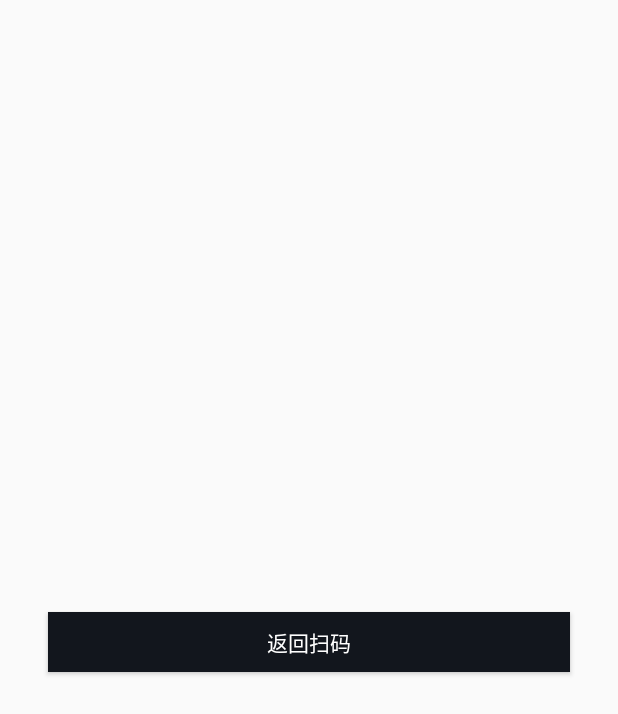
After one commit to shucc/ScanDemo, an Android app: the ScanSuccessActivity screen opened directly, with no data from a screen before it, on a phone screen of 412 x 824 dp. The commit adds this screen. Shown: the top 714 px of the screen. Run offline under Robolectric (Android 15) with nearby library versions, the phone set to English and light mode, and no system bars.

Commit message:
Remove bar

```diff
--- a/app/src/main/java/com/xunao/scandemo/MainActivity.java
+++ b/app/src/main/java/com/xunao/scandemo/MainActivity.java
@@ -1,9 +1,8 @@
 package com.xunao.scandemo;
 
+import android.os.Bundle;
 import android.support.annotation.Nullable;
-import android.os.Bundle;
 import android.text.TextUtils;
-import android.util.Log;
 import android.view.View;
 import android.widget.ImageView;
 import android.widget.Toast;
@@ -69,7 +68,7 @@ public class MainActivity extends BaseScanActivity {
     @Override
     public void getResult(String result) {
         if (!TextUtils.isEmpty(result)) {
-            Toast.makeText(MainActivity.this, result, Toast.LENGTH_SHORT).show();
+            ScanSuccessActivity.launch(this, result);
         }
         stopScan();
         resumeScen();
--- /dev/null
+++ b/app/src/main/java/com/xunao/scandemo/ScanSuccessActivity.java
@@ -0,0 +1,38 @@
+package com.xunao.scandemo;
+
+import android.content.Context;
+import android.content.Intent;
+import android.os.Bundle;
+import android.support.annotation.Nullable;
+import android.support.v7.app.AppCompatActivity;
+import android.view.View;
+import android.widget.TextView;
+
+/**
+ * Created by shucc on 17/10/16.
+ * cc@cchao.org
+ */
+public class ScanSuccessActivity extends AppCompatActivity {
+
+    private static final String KEY_RESULT = "key_result";
+
+    public static void launch(Context context, String result) {
+        Intent starter = new Intent(context, ScanSuccessActivity.class);
+        starter.putExtra(KEY_RESULT, result);
+        context.startActivity(starter);
+    }
+
+    @Override
+    protected void onCreate(@Nullable Bundle savedInstanceState) {
+        super.onCreate(savedInstanceState);
+        setContentView(R.layout.activity_scan_success);
+        TextView textResult = (TextView) findViewById(R.id.text_result);
+        textResult.setText(getIntent().getStringExtra(KEY_RESULT));
+        findViewById(R.id.btn_back).setOnClickListener(new View.OnClickListener() {
+            @Override
+            public void onClick(View v) {
+                finish();
+            }
+        });
+    }
+}
--- a/app/src/main/java/xunao/zxing/library/camera/AutoFocusManager.java
+++ b/app/src/main/java/xunao/zxing/library/camera/AutoFocusManager.java
@@ -31,7 +31,7 @@ class AutoFocusManager implements Camera.AutoFocusCallback {
 
     private static final String TAG = AutoFocusManager.class.getSimpleName();
 
-    private static final long AUTO_FOCUS_INTERVAL_MS = 2000L;
+    private static final long AUTO_FOCUS_INTERVAL_MS = 1500L;
     private static final Collection<String> FOCUS_MODES_CALLING_AF;
 
     static {
--- a/app/src/main/java/xunao/zxing/library/camera/open/OpenCameraInterface.java
+++ b/app/src/main/java/xunao/zxing/library/camera/open/OpenCameraInterface.java
@@ -17,7 +17,6 @@
 package xunao.zxing.library.camera.open;
 
 import android.hardware.Camera;
-import android.util.Log;
 
 public class OpenCameraInterface {
 
@@ -34,7 +33,6 @@ public class OpenCameraInterface {
 
         int numCameras = Camera.getNumberOfCameras();
         if (numCameras == 0) {
-            Log.w(TAG, "No cameras!");
             return null;
         }
 
@@ -57,14 +55,11 @@ public class OpenCameraInterface {
 
         Camera camera;
         if (cameraId < numCameras) {
-            Log.i(TAG, "Opening camera #" + cameraId);
             camera = Camera.open(cameraId);
         } else {
             if (explicitRequest) {
-                Log.w(TAG, "Requested camera does not exist: " + cameraId);
                 camera = null;
             } else {
-                Log.i(TAG, "No camera facing back; returning camera #0");
                 camera = Camera.open(0);
             }
         }
--- /dev/null
+++ b/app/src/main/res/layout/activity_scan_success.xml
@@ -0,0 +1,26 @@
+<?xml version="1.0" encoding="utf-8"?>
+<LinearLayout xmlns:android="http://schemas.android.com/apk/res/android"
+    xmlns:tools="http://schemas.android.com/tools"
+    android:layout_width="match_parent"
+    android:layout_height="match_parent"
+    android:gravity="center"
+    android:orientation="vertical">
+
+    <TextView
+        android:id="@+id/text_result"
+        android:layout_width="wrap_content"
+        android:layout_height="wrap_content"
+        android:textColor="@color/scanBg"
+        android:textSize="24sp"
+        tools:text="234234235235242jfid" />
+
+    <android.support.v7.widget.AppCompatButton
+        android:id="@+id/btn_back"
+        android:layout_width="match_parent"
+        android:layout_height="40dp"
+        android:layout_margin="32dp"
+        android:background="@color/scanBg"
+        android:text="返回扫码"
+        android:textColor="@android:color/white" />
+
+</LinearLayout>
```
Also changed, not shown: app/src/main/AndroidManifest.xml (+6 -1 lines), app/src/main/java/xunao/zxing/library/BaseScanActivity.java (+1 -6 lines), app/src/main/java/xunao/zxing/library/camera/CameraManager.java (+4 -4 lines), app/src/main/java/xunao/zxing/library/decode/DecodeHandler.java (+57 -73 lines), app/src/main/java/xunao/zxing/library/decode/DecodeThread.java (+2 -7 lines), app/libs/ZBarDecoder.jar (deleted), 4 other files.
